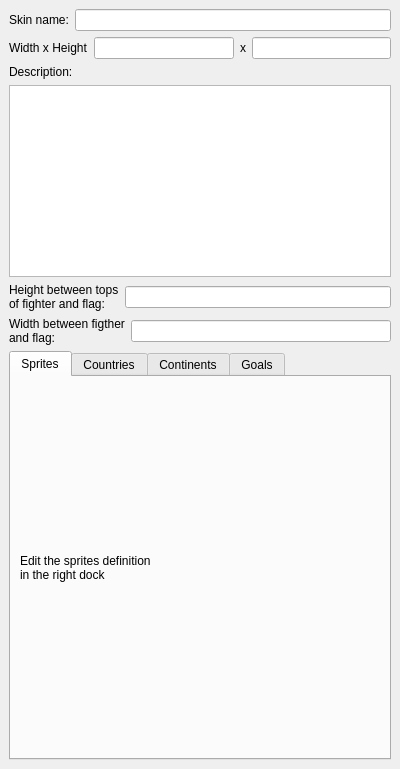
Above: ksirkskineditor/ksirkskindefinition.ui from KDE/ksirk before the change. Below: the same form after it.
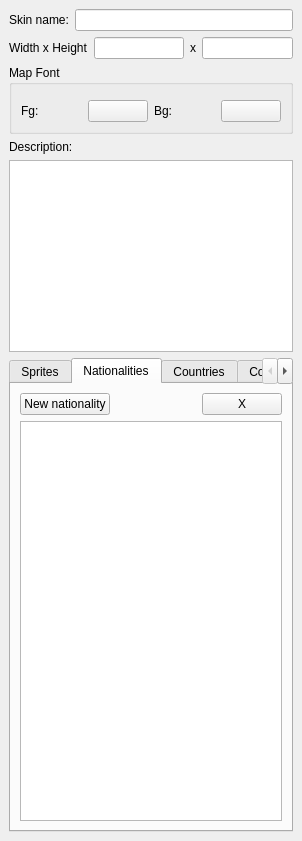
That is the form after the change. The open tabs and pages were chosen to show the change. Custom widgets are drawn as their Qt base class.

Commit message: Added handling of nationalities and of fonts; Support of empty initial desktop file; First version finished

Patch:
```diff
--- a/ksirkskineditor/ksirkskindefinition.ui
+++ b/ksirkskineditor/ksirkskindefinition.ui
@@ -5,15 +5,15 @@
    <rect>
     <x>0</x>
     <y>0</y>
-    <width>400</width>
-    <height>769</height>
+    <width>302</width>
+    <height>841</height>
    </rect>
   </property>
   <property name="windowTitle" >
    <string>Skin Definition</string>
   </property>
   <widget class="QWidget" name="dockWidgetContents" >
-   <layout class="QVBoxLayout" name="verticalLayout_5" >
+   <layout class="QVBoxLayout" name="verticalLayout_7" >
     <item>
      <layout class="QHBoxLayout" name="horizontalLayout_2" >
       <item>
@@ -52,6 +52,48 @@
       </item>
      </layout>
     </item>
+    <item>
+     <widget class="QGroupBox" name="groupBox" >
+      <property name="sizePolicy" >
+       <sizepolicy vsizetype="Preferred" hsizetype="Expanding" >
+        <horstretch>0</horstretch>
+        <verstretch>0</verstretch>
+       </sizepolicy>
+      </property>
+      <property name="title" >
+       <string>Map Font</string>
+      </property>
+      <layout class="QVBoxLayout" name="verticalLayout_5" >
+       <item>
+        <widget class="KFontRequester" name="fontrequester" />
+       </item>
+       <item>
+        <layout class="QHBoxLayout" name="horizontalLayout_3" >
+         <item>
+          <widget class="QLabel" name="label_5" >
+           <property name="text" >
+            <string>Fg:</string>
+           </property>
+          </widget>
+         </item>
+         <item>
+          <widget class="KColorButton" name="fgcolorbutton" />
+         </item>
+         <item>
+          <widget class="QLabel" name="label_6" >
+           <property name="text" >
+            <string>Bg:</string>
+           </property>
+          </widget>
+         </item>
+         <item>
+          <widget class="KColorButton" name="bgcolorbutton" />
+         </item>
+        </layout>
+       </item>
+      </layout>
+     </widget>
+    </item>
     <item>
      <widget class="QLabel" name="label_4" >
       <property name="text" >
@@ -69,36 +111,6 @@
       </property>
      </widget>
     </item>
-    <item>
-     <layout class="QHBoxLayout" name="horizontalLayout_3" >
-      <item>
-       <widget class="QLabel" name="label_5" >
-        <property name="text" >
-         <string>Height between tops
-of fighter and flag:</string>
-        </property>
-       </widget>
-      </item>
-      <item>
-       <widget class="QLineEdit" name="heightDiffLineEdit" />
-      </item>
-     </layout>
-    </item>
-    <item>
-     <layout class="QHBoxLayout" name="horizontalLayout_4" >
-      <item>
-       <widget class="QLabel" name="label_6" >
-        <property name="text" >
-         <string>Width between figther
-and flag:</string>
-        </property>
-       </widget>
-      </item>
-      <item>
-       <widget class="QLineEdit" name="widthDiffLineEdit" />
-      </item>
-     </layout>
-    </item>
     <item>
      <widget class="KTabWidget" name="ktabwidget" >
       <property name="currentIndex" >
@@ -119,6 +131,47 @@
         </item>
        </layout>
       </widget>
+      <widget class="QWidget" name="tab_5" >
+       <attribute name="title" >
+        <string>Nationalities</string>
+       </attribute>
+       <layout class="QVBoxLayout" name="verticalLayout_6" >
+        <item>
+         <layout class="QHBoxLayout" name="horizontalLayout_8" >
+          <item>
+           <widget class="KPushButton" name="newNationalityButton" >
+            <property name="text" >
+             <string>New nationality</string>
+            </property>
+           </widget>
+          </item>
+          <item>
+           <spacer name="horizontalSpacer_2" >
+            <property name="orientation" >
+             <enum>Qt::Horizontal</enum>
+            </property>
+            <property name="sizeHint" stdset="0" >
+             <size>
+              <width>148</width>
+              <height>20</height>
+             </size>
+            </property>
+           </spacer>
+          </item>
+          <item>
+           <widget class="KPushButton" name="deleteNationalityButton" >
+            <property name="text" >
+             <string>X</string>
+            </property>
+           </widget>
+          </item>
+         </layout>
+        </item>
+        <item>
+         <widget class="QListWidget" name="nationalitieslist" />
+        </item>
+       </layout>
+      </widget>
       <widget class="QWidget" name="tab" >
        <attribute name="title" >
         <string>Countries</string>
@@ -248,6 +301,16 @@
   </widget>
  </widget>
  <customwidgets>
+  <customwidget>
+   <class>KColorButton</class>
+   <extends>QPushButton</extends>
+   <header>kcolorbutton.h</header>
+  </customwidget>
+  <customwidget>
+   <class>KFontRequester</class>
+   <extends>QWidget</extends>
+   <header>kfontrequester.h</header>
+  </customwidget>
   <customwidget>
    <class>KPushButton</class>
    <extends>QPushButton</extends>
```
The commit also changes 10 other files.
